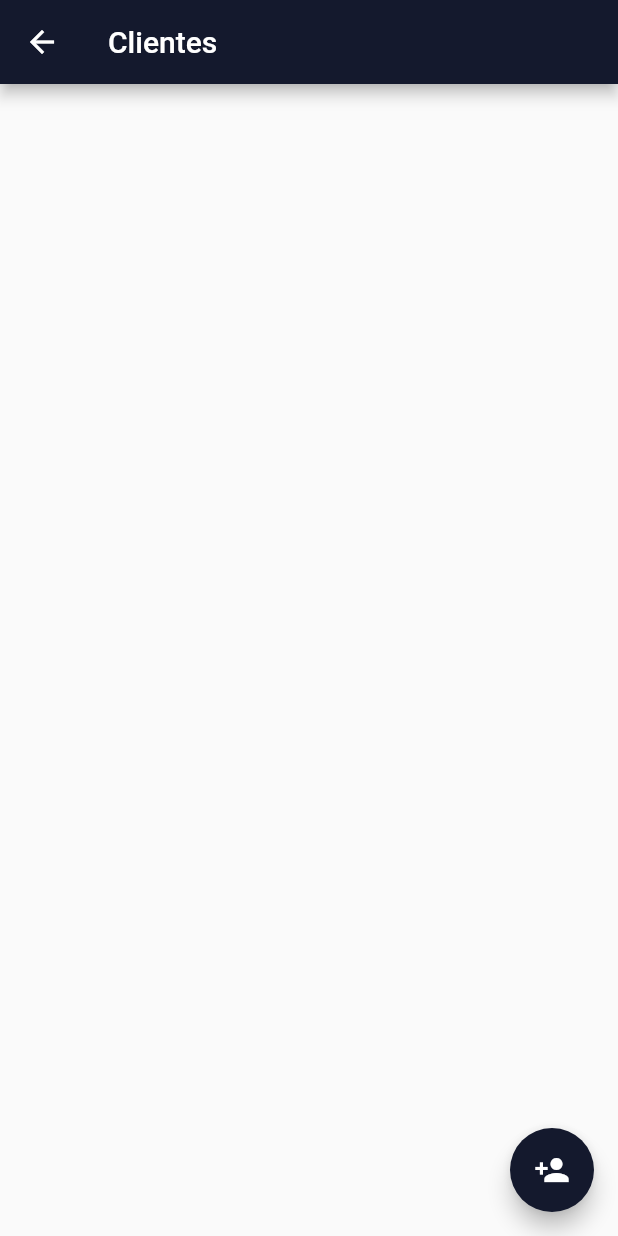
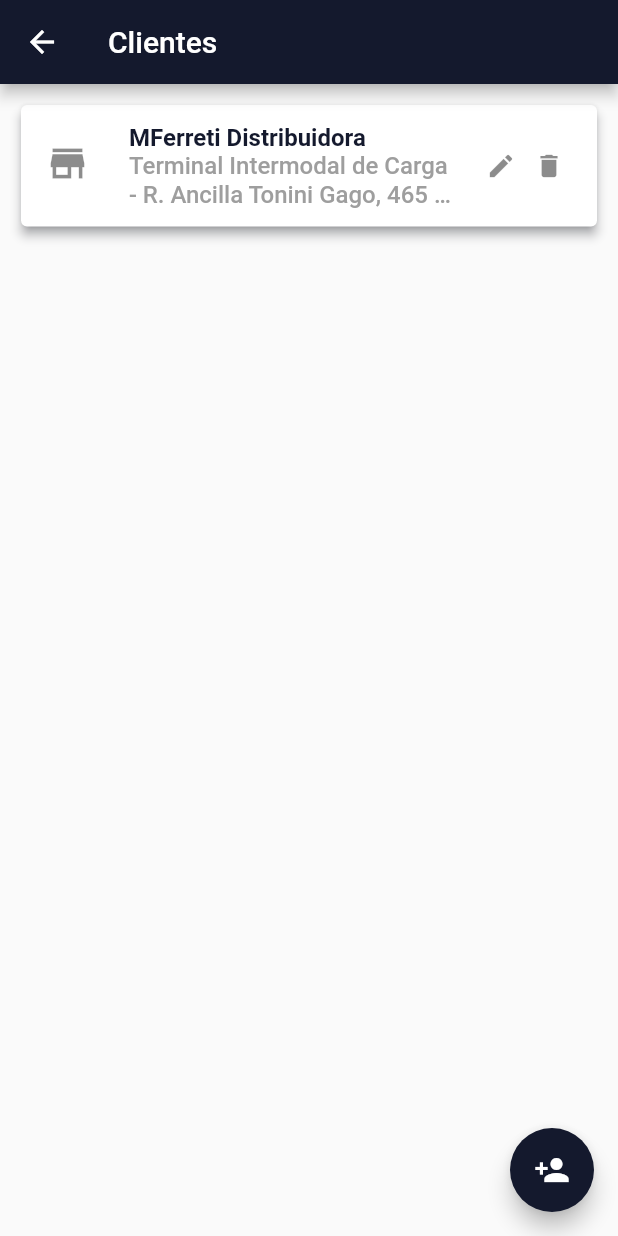
Before and after one commit to igorvidottof/geolocation_test, a Flutter app: the screen it shows after launch, after a tap on "Gerenciamento de Clientes", on a phone screen of 412 x 824 dp. Run offline on Flutter 3.47's test engine with Material 2 defaults, Android fonts, the phone set to English and light mode, and no system bars; our stand-ins replace flutter_mobx, get_it, mobx; missing offline and left inert: geocoder, map_launcher; generated files the repository leaves out were written again.

Commit message:
update pequenas melhoras

```diff
--- a/lib/classes/cliente/cliente_controller.dart
+++ b/lib/classes/cliente/cliente_controller.dart
@@ -5,7 +5,13 @@ part 'cliente_controller.g.dart';
 class ClienteController = _ClienteControllerBase with _$ClienteController;
 
 abstract class _ClienteControllerBase with Store {
-  final clientes = List<Cliente>().asObservable();
+  final clientes = <Cliente>[
+    Cliente(
+      nome: 'MFerreti Distribuidora',
+      endereco:
+          'Terminal Intermodal de Carga - R. Ancilla Tonini Gago, 465 - Techno Park, Campinas - SP, 13069-135',
+    )
+  ].asObservable();
 
   @action
   void addCliente(Cliente cliente) {
--- a/lib/screens/clientes_screen/clientes_screen.dart
+++ b/lib/screens/clientes_screen/clientes_screen.dart
@@ -2,6 +2,7 @@ import 'package:flutter/material.dart';
 import 'package:flutter_mobx/flutter_mobx.dart';
 import 'package:geolocation_test/classes/cliente/cliente_controller.dart';
 import 'package:geolocation_test/screens/clientes_screen/form_cliente.dart';
+import 'package:geolocation_test/utils/space_functions.dart';
 import 'package:geolocation_test/utils/theme_data.dart';
 import 'package:geolocation_test/widgets/floating_action_button_personalizado.dart';
 import 'package:geolocation_test/widgets/icon_button_personalizado.dart';
@@ -50,7 +51,12 @@ class ClientesScreen extends StatelessWidget {
         padding: const EdgeInsets.all(10.0),
         child: Observer(
           builder: (_) {
-            return ListView.builder(
+            return SingleChildScrollView(
+              child: Column(
+                children: [
+                  ListView.builder(
+                    shrinkWrap: true,
+                    physics: NeverScrollableScrollPhysics(),
                     itemCount: clienteCtrl.clientes.length,
                     itemBuilder: (ctx, i) {
                       final cliente = clienteCtrl.clientes[i];
@@ -95,6 +101,11 @@ class ClientesScreen extends StatelessWidget {
                         ),
                       );
                     },
+                  ),
+                  // ESPAÇO FLOATING ACTION BUTTON
+                  addEspacoVertical(80),
+                ],
+              ),
             );
           },
         ),
--- a/lib/screens/clientes_screen/form_cliente.dart
+++ b/lib/screens/clientes_screen/form_cliente.dart
@@ -104,6 +104,7 @@ class _FormClienteState extends State<FormCliente> {
                 if (_salvaForm()) {
                   formKey.currentState.reset();
                   FocusScope.of(context).unfocus();
+                  Navigator.of(context).pop();
                 }
               },
             ),
--- a/lib/screens/home_screen/home_screen.dart
+++ b/lib/screens/home_screen/home_screen.dart
@@ -40,7 +40,7 @@ class HomeScreen extends StatelessWidget {
               ),
               BotaoFuncionalidade(
                 iconeUrl: 'assets/icons/business/067-map.png',
-                texto: 'Calcular trajeto',
+                texto: 'Futuras Implementações',
                 isCadastro: false,
                 onPressed: () {},
               ),
```
Also changed, not shown: lib/screens/agendamentos_screen/agendamentos_screen.dart (+46 -19 lines), lib/screens/home_screen/home_screen_maps.dart (deleted, +0 -68 lines), pubspec.lock. Lines whose indentation alone changed are shown as unchanged.
